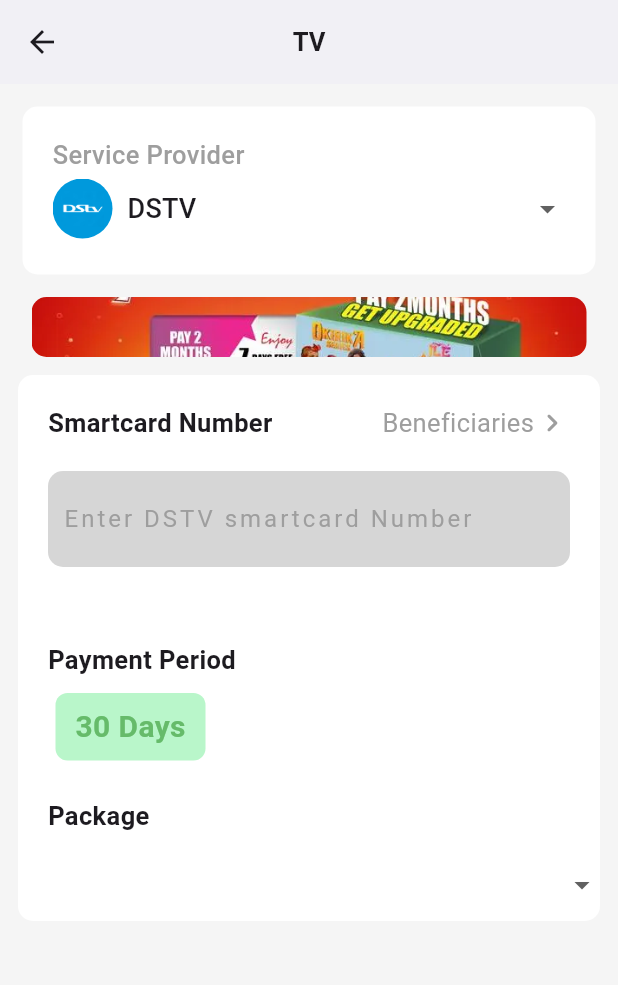
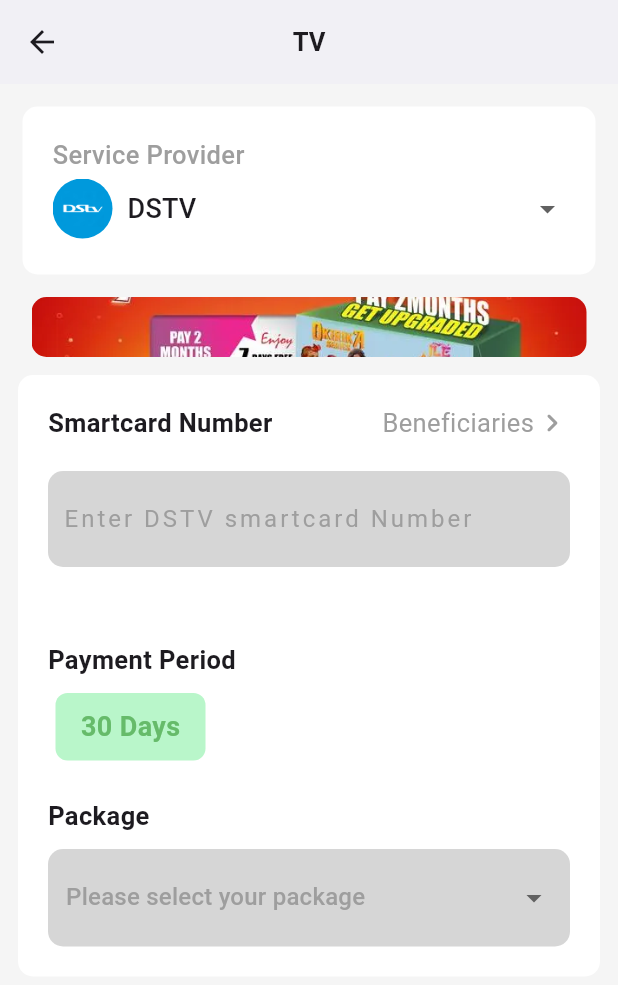
Before and after one commit to EverlastingBigFlo/mobile_app_ui, a Flutter app: the tv screen opened by its route, on a phone screen of 412 x 824 dp. Shown: the top 985 px of the screen. Run offline on Flutter 3.47's test engine with Material 2 defaults, Android fonts, the phone set to English and light mode, and no system bars; our stand-ins replace smooth_page_indicator.

Commit message:
changed the color

```diff
--- a/lib/pages/tv.dart
+++ b/lib/pages/tv.dart
@@ -12,9 +12,7 @@ class tv extends StatefulWidget {
 class _tvState extends State<tv> {
   String dropdownValue = 'DSTV';
   String hintText = 'Enter DSTV smartcard Number'; // Default hint text
-  String?
-      selectedPackage; // Add this line to declare the selectedPackage variable
-// Define the function to build the package dropdown items
+  String? selectedPackage;
   List<DropdownMenuItem<String>> buildPackageDropdownItems() {
     switch (dropdownValue) {
       case 'DSTV':
@@ -79,23 +77,23 @@ class _tvState extends State<tv> {
                       Text(
                         'Service Provider',
                         style: TextStyle(
-                            fontSize: 17,
-                            fontWeight: FontWeight.w500,
-                            color: Colors.grey),
+                          fontSize: 17,
+                          fontWeight: FontWeight.w500,
+                          color: Colors.grey,
+                        ),
                       ),
-
                       //dropdown options start here
                       Row(
                         children: [
                           Expanded(
                             child: DropdownButtonHideUnderline(
-                              // Hide the underline
                               child: DropdownButton<String>(
                                 value: dropdownValue,
                                 onChanged: (String? newValue) {
                                   setState(() {
                                     dropdownValue = newValue!;
-
+                                    // Reset the selectedPackage when changing the service provider
+                                    selectedPackage = null; // Add this line
                                     // Update the hint text based on the selected option
                                     if (dropdownValue == 'DSTV') {
                                       hintText = 'Enter DSTV smartcard Number';
@@ -175,7 +173,7 @@ class _tvState extends State<tv> {
                             ),
                           ),
                         ],
-                      )
+                      ),
                     ],
                   ),
                 ),
@@ -294,7 +292,7 @@ class _tvState extends State<tv> {
                               child: Text(
                                 '30 Days',
                                 style: TextStyle(
-                                    fontSize: 20,
+                                    fontSize: 18,
                                     fontWeight: FontWeight.bold,
                                     color: Colors.green[400]),
                               ),
@@ -320,9 +318,18 @@ class _tvState extends State<tv> {
                     ),
 
                     // package option selection starts here
-                    Row(
-                      children: [
-                        Expanded(
+                    Padding(
+                      padding: const EdgeInsets.fromLTRB(20, 0, 20, 20),
+                      child: Container(
+                        width: 350,
+                        height: 65,
+                        decoration: BoxDecoration(
+                          color:
+                              Colors.grey[350], // Set the background color here
+                          borderRadius: BorderRadius.all(Radius.circular(10.0)),
+                        ),
+                        child: Padding(
+                          padding: const EdgeInsets.symmetric(horizontal: 12.0),
                           child: DropdownButtonHideUnderline(
                             child: DropdownButton<String>(
                               value: selectedPackage,
@@ -331,11 +338,23 @@ class _tvState extends State<tv> {
                                   selectedPackage = newValue!;
                                 });
                               },
-                              items: buildPackageDropdownItems(),
+                              items: [
+                                DropdownMenuItem(
+                                  value:
+                                      null, // Set value to null to indicate that it's not a valid selection
+                                  child: Text(
+                                    'Please select your package', // Your hint text
+                                    style: TextStyle(
+                                      color: Colors.grey,
+                                    ),
+                                  ),
+                                ),
+                                ...buildPackageDropdownItems(), // Include your other items
+                              ],
                             ),
                           ),
                         ),
-                      ],
+                      ),
                     )
                   ],
                 ),
```
